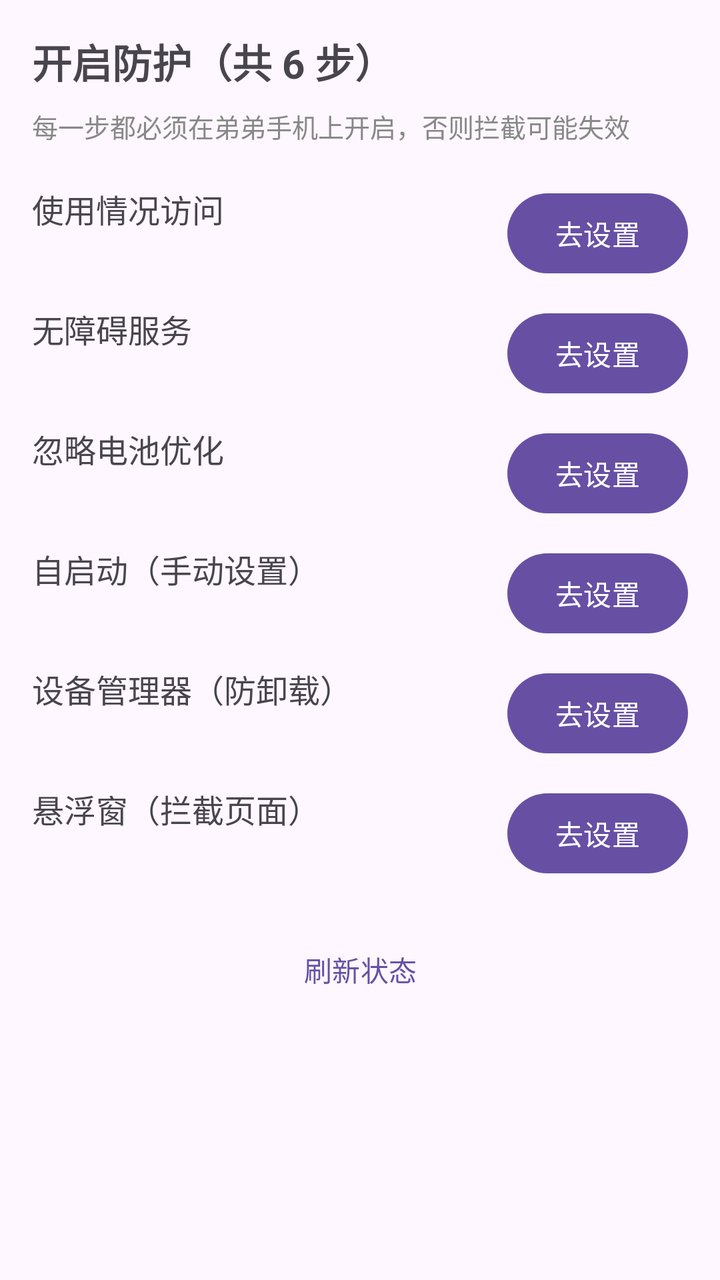
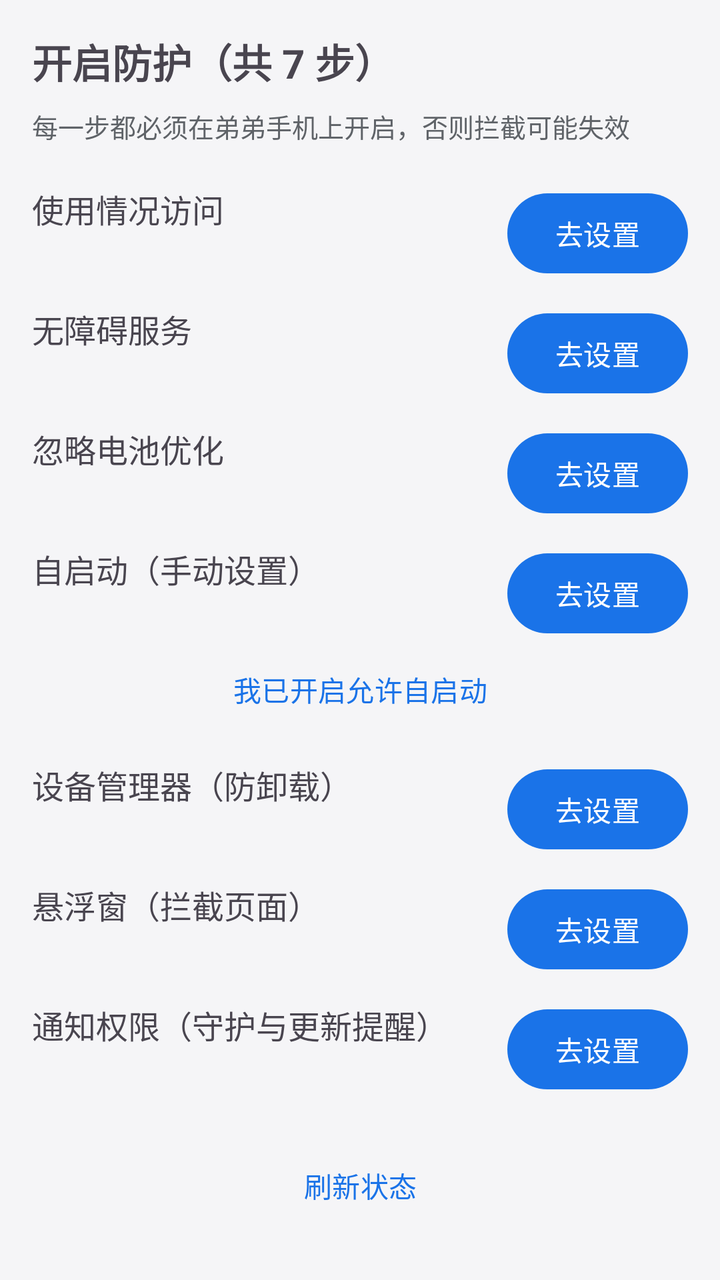

Two renders of the same Android screen: before a commit and after it. Below are the layout's source before the change and the commit's diff.
<!-- AndroidManifest.xml: application theme Theme.PhoneGuard -->
<!-- res/layout/activity_guide.xml -->
<?xml version="1.0" encoding="utf-8"?>
<ScrollView xmlns:android="http://schemas.android.com/apk/res/android"
    android:layout_width="match_parent"
    android:layout_height="match_parent">

    <LinearLayout
        android:layout_width="match_parent"
        android:layout_height="wrap_content"
        android:orientation="vertical"
        android:padding="16dp">

        <TextView
            android:layout_width="wrap_content"
            android:layout_height="wrap_content"
            android:text="@string/guide_title"
            android:textSize="20sp"
            android:textStyle="bold" />

        <TextView
            android:layout_width="match_parent"
            android:layout_height="wrap_content"
            android:layout_marginTop="8dp"
            android:text="@string/guide_subtitle"
            android:textSize="13sp"
            android:textColor="#888888" />

        
        <LinearLayout
            android:layout_width="match_parent"
            android:layout_height="wrap_content"
            android:layout_marginTop="20dp"
            android:orientation="horizontal">

            <LinearLayout
                android:layout_width="0dp"
                android:layout_height="wrap_content"
                android:layout_weight="1"
                android:orientation="vertical">

                <TextView
                    android:layout_width="wrap_content"
                    android:layout_height="wrap_content"
                    android:text="@string/guide_usage"
                    android:textSize="16sp" />

                <TextView
                    android:id="@+id/tvUsage"
                    android:layout_width="wrap_content"
                    android:layout_height="wrap_content"
                    android:textSize="13sp" />
            </LinearLayout>

            <com.google.android.material.button.MaterialButton
                android:id="@+id/btnUsage"
                android:layout_width="wrap_content"
                android:layout_height="wrap_content"
                android:text="@string/guide_go" />
        </LinearLayout>

        
        <LinearLayout
            android:layout_width="match_parent"
            android:layout_height="wrap_content"
            android:layout_marginTop="12dp"
            android:orientation="horizontal">

            <LinearLayout
                android:layout_width="0dp"
                android:layout_height="wrap_content"
                android:layout_weight="1"
                android:orientation="vertical">

                <TextView
                    android:layout_width="wrap_content"
                    android:layout_height="wrap_content"
                    android:text="@string/guide_accessibility"
                    android:textSize="16sp" />

                <TextView
                    android:id="@+id/tvAccessibility"
                    android:layout_width="wrap_content"
                    android:layout_height="wrap_content"
                    android:textSize="13sp" />
            </LinearLayout>

            <com.google.android.material.button.MaterialButton
                android:id="@+id/btnAccessibility"
                android:layout_width="wrap_content"
                android:layout_height="wrap_content"
                android:text="@string/guide_go" />
        </LinearLayout>

        
        <LinearLayout
            android:layout_width="match_parent"
            android:layout_height="wrap_content"
            android:layout_marginTop="12dp"
            android:orientation="horizontal">

            <LinearLayout
                android:layout_width="0dp"
                android:layout_height="wrap_content"
                android:layout_weight="1"
                android:orientation="vertical">

                <TextView
                    android:layout_width="wrap_content"
                    android:layout_height="wrap_content"
                    android:text="@string/guide_battery"
                    android:textSize="16sp" />

                <TextView
                    android:id="@+id/tvBattery"
                    android:layout_width="wrap_content"
                    android:layout_height="wrap_content"
                    android:textSize="13sp" />
            </LinearLayout>

            <com.google.android.material.button.MaterialButton
                android:id="@+id/btnBattery"
                android:layout_width="wrap_content"
                android:layout_height="wrap_content"
                android:text="@string/guide_go" />
        </LinearLayout>

        
        <LinearLayout
            android:layout_width="match_parent"
            android:layout_height="wrap_content"
            android:layout_marginTop="12dp"
            android:orientation="horizontal">

            <LinearLayout
                android:layout_width="0dp"
                android:layout_height="wrap_content"
                android:layout_weight="1"
                android:orientation="vertical">

                <TextView
                    android:layout_width="wrap_content"
                    android:layout_height="wrap_content"
                    android:text="@string/guide_autostart"
                    android:textSize="16sp" />

                <TextView
                    android:id="@+id/tvAutostart"
                    android:layout_width="wrap_content"
                    android:layout_height="wrap_content"
                    android:textSize="13sp" />
            </LinearLayout>

            <com.google.android.material.button.MaterialButton
                android:id="@+id/btnAutostart"
                android:layout_width="wrap_content"
                android:layout_height="wrap_content"
                android:text="@string/guide_go" />
        </LinearLayout>

        
        <LinearLayout
            android:layout_width="match_parent"
            android:layout_height="wrap_content"
            android:layout_marginTop="12dp"
            android:orientation="horizontal">

            <LinearLayout
                android:layout_width="0dp"
                android:layout_height="wrap_content"
                android:layout_weight="1"
                android:orientation="vertical">

                <TextView
                    android:layout_width="wrap_content"
                    android:layout_height="wrap_content"
                    android:text="@string/guide_admin"
                    android:textSize="16sp" />

                <TextView
                    android:id="@+id/tvAdmin"
                    android:layout_width="wrap_content"
                    android:layout_height="wrap_content"
                    android:textSize="13sp" />
            </LinearLayout>

            <com.google.android.material.button.MaterialButton
                android:id="@+id/btnAdmin"
                android:layout_width="wrap_content"
                android:layout_height="wrap_content"
                android:text="@string/guide_go" />
        </LinearLayout>

        
        <LinearLayout
            android:layout_width="match_parent"
            android:layout_height="wrap_content"
            android:layout_marginTop="12dp"
            android:orientation="horizontal">

            <LinearLayout
                android:layout_width="0dp"
                android:layout_height="wrap_content"
                android:layout_weight="1"
                android:orientation="vertical">

                <TextView
                    android:layout_width="wrap_content"
                    android:layout_height="wrap_content"
                    android:text="@string/guide_overlay"
                    android:textSize="16sp" />

                <TextView
                    android:id="@+id/tvOverlay"
                    android:layout_width="wrap_content"
                    android:layout_height="wrap_content"
                    android:textSize="13sp" />
            </LinearLayout>

            <com.google.android.material.button.MaterialButton
                android:id="@+id/btnOverlay"
                android:layout_width="wrap_content"
                android:layout_height="wrap_content"
                android:text="@string/guide_go" />
        </LinearLayout>

        <com.google.android.material.button.MaterialButton
            android:id="@+id/btnRefreshGuide"
            style="@style/Widget.Material3.Button.TextButton"
            android:layout_width="match_parent"
            android:layout_height="wrap_content"
            android:layout_marginTop="20dp"
            android:text="@string/guide_refresh" />
    </LinearLayout>
</ScrollView>
<!-- resources referenced by this layout -->
<resources>
  <string name="guide_accessibility">无障碍服务</string>
  <string name="guide_admin">设备管理器（防卸载）</string>
  <string name="guide_autostart">自启动（手动设置）</string>
  <string name="guide_battery">忽略电池优化</string>
  <string name="guide_go">去设置</string>
  <string name="guide_overlay">悬浮窗（拦截页面）</string>
  <string name="guide_refresh">刷新状态</string>
  <string name="guide_subtitle">每一步都必须在弟弟手机上开启，否则拦截可能失效</string>
  <string name="guide_title">开启防护（共 6 步）</string>
  <string name="guide_usage">使用情况访问</string>
  <style name="Theme.PhoneGuard" parent="Theme.Material3.DayNight.NoActionBar" />
</resources>

<!-- the commit's change to res/layout/activity_guide.xml (unified diff, before → after) -->
@@ -22,7 +22,7 @@
             android:layout_marginTop="8dp"
             android:text="@string/guide_subtitle"
             android:textSize="13sp"
-            android:textColor="#888888" />
+            android:textColor="@color/text_secondary" />
 
         
         <LinearLayout
@@ -156,6 +156,13 @@
                 android:text="@string/guide_go" />
         </LinearLayout>
 
+        <com.google.android.material.button.MaterialButton
+            android:id="@+id/btnConfirmAutostart"
+            style="@style/Widget.Material3.Button.TextButton"
+            android:layout_width="match_parent"
+            android:layout_height="wrap_content"
+            android:text="@string/guide_confirm_autostart" />
+
         
         <LinearLayout
             android:layout_width="match_parent"
@@ -217,6 +224,39 @@
 
             <com.google.android.material.button.MaterialButton
                 android:id="@+id/btnOverlay"
+                android:layout_width="wrap_content"
+                android:layout_height="wrap_content"
+                android:text="@string/guide_go" />
+        </LinearLayout>
+
+        
+        <LinearLayout
+            android:layout_width="match_parent"
+            android:layout_height="wrap_content"
+            android:layout_marginTop="12dp"
+            android:orientation="horizontal">
+
+            <LinearLayout
+                android:layout_width="0dp"
+                android:layout_height="wrap_content"
+                android:layout_weight="1"
+                android:orientation="vertical">
+
+                <TextView
+                    android:layout_width="wrap_content"
+                    android:layout_height="wrap_content"
+                    android:text="@string/guide_notifications"
+                    android:textSize="16sp" />
+
+                <TextView
+                    android:id="@+id/tvNotifications"
+                    android:layout_width="wrap_content"
+                    android:layout_height="wrap_content"
+                    android:textSize="13sp" />
+            </LinearLayout>
+
+            <com.google.android.material.button.MaterialButton
+                android:id="@+id/btnNotifications"
                 android:layout_width="wrap_content"
                 android:layout_height="wrap_content"
                 android:text="@string/guide_go" />
<!-- resource entries referenced after the edit -->
@@ -1,15 +1,34 @@
 <!-- resources referenced by this layout -->
 <resources>
+  <color name="text_secondary">#5F6368</color>
   <string name="guide_accessibility">无障碍服务</string>
   <string name="guide_admin">设备管理器（防卸载）</string>
   <string name="guide_autostart">自启动（手动设置）</string>
   <string name="guide_battery">忽略电池优化</string>
+  <string name="guide_confirm_autostart">我已开启允许自启动</string>
   <string name="guide_go">去设置</string>
+  <string name="guide_notifications">通知权限（守护与更新提醒）</string>
   <string name="guide_overlay">悬浮窗（拦截页面）</string>
   <string name="guide_refresh">刷新状态</string>
   <string name="guide_subtitle">每一步都必须在弟弟手机上开启，否则拦截可能失效</string>
-  <string name="guide_title">开启防护（共 6 步）</string>
+  <string name="guide_title">开启防护（共 7 步）</string>
   <string name="guide_usage">使用情况访问</string>
-  <style name="Theme.PhoneGuard" parent="Theme.Material3.DayNight.NoActionBar" />
+  <style name="Theme.PhoneGuard" parent="Theme.Material3.DayNight.NoActionBar">
+          <item name="colorPrimary">@color/primary</item>
+          <item name="colorOnPrimary">@color/on_primary</item>
+          <item name="colorSurface">@color/app_surface</item>
+          <item name="colorOnSurface">@color/text_primary</item>
+          <item name="colorOnSurfaceVariant">@color/text_secondary</item>
+          <item name="android:colorAccent">@color/primary</item>
+          <item name="android:windowBackground">@color/app_background</item>
+          <item name="android:navigationBarColor">@color/app_surface</item>
+          <item name="android:statusBarColor">@color/app_background</item>
+          <item name="android:windowLightStatusBar">true</item>
+      </style>
+  <color name="primary">#1A73E8</color>
+  <color name="on_primary">#FFFFFF</color>
+  <color name="app_surface">#FFFFFF</color>
+  <color name="text_primary">#1D1B20</color>
+  <color name="app_background">#F5F5F7</color>
 </resources>
 
